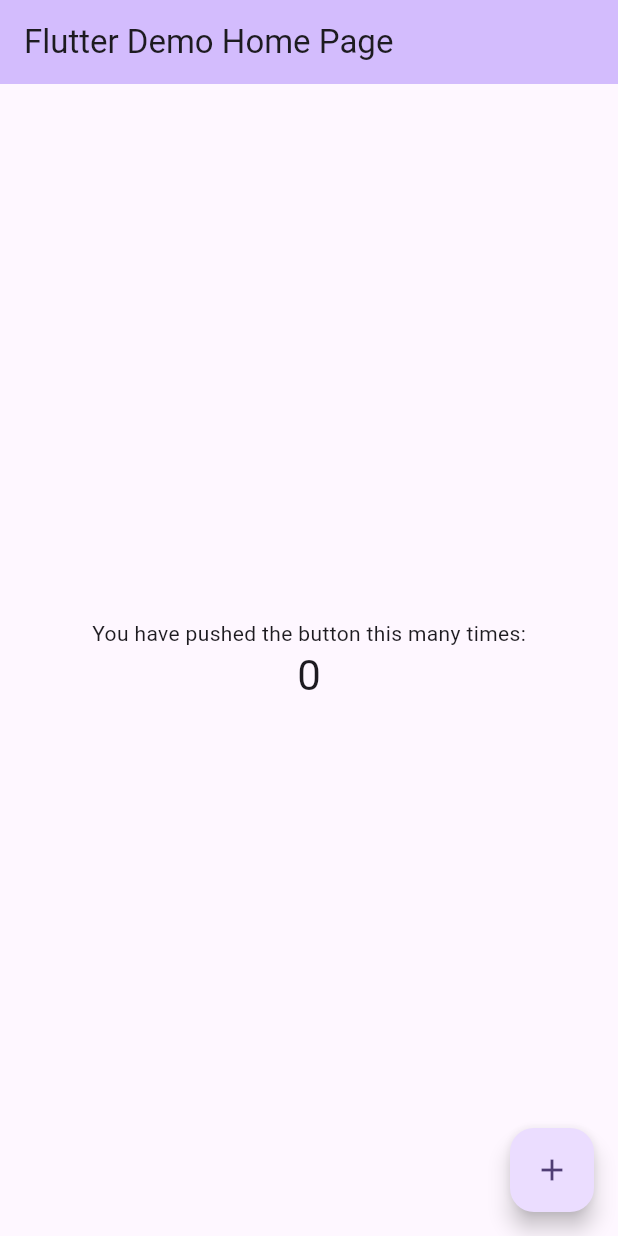
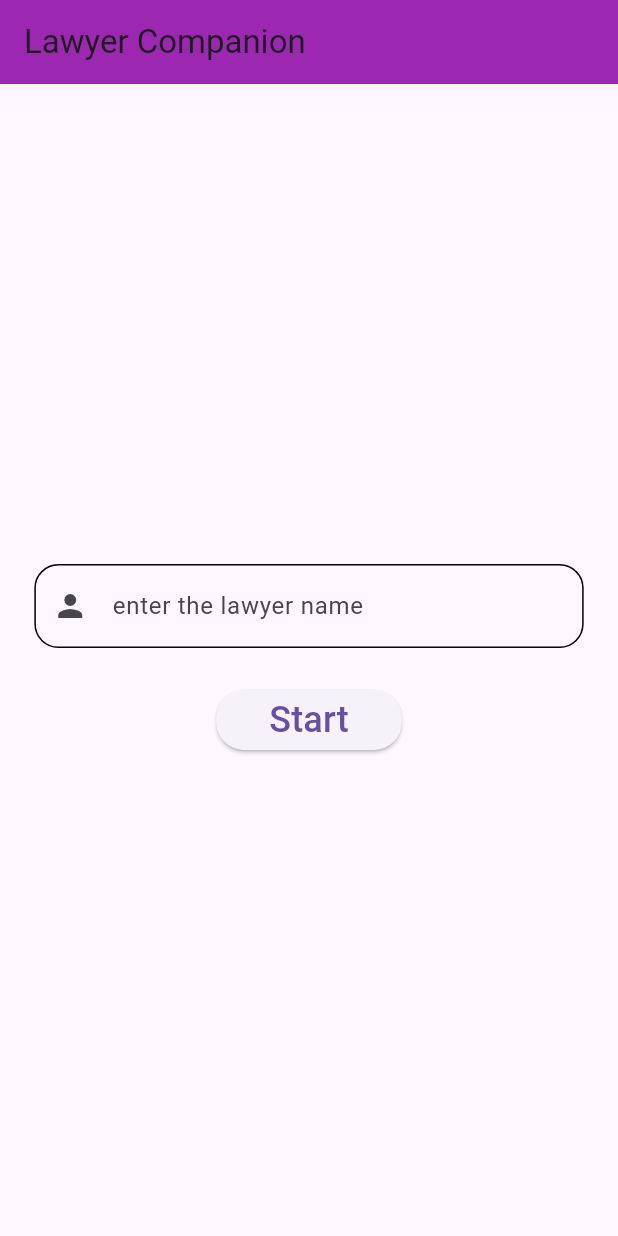
Before and after one commit to Salmakhaled123/help-for-lawyer, a Flutter app: the screen it shows after launch, on a phone screen of 412 x 824 dp. Run offline on Flutter 3.47's test engine with Material 3 defaults, Android fonts, the phone set to English and light mode, and no system bars; our stand-ins replace bloc, flutter_bloc, flutter_screenutil, go_router.

Commit message:
add drawer to home view and take name of lawyer

```diff
--- /dev/null
+++ b/lib/core/app_router.dart
@@ -0,0 +1,24 @@
+import 'package:go_router/go_router.dart';
+import 'package:help_lawyer/features/home/presentation/view/home_view.dart';
+
+import '../features/take_name_of_lawyer/presentation/views/name_of_lawyer_view.dart';
+
+class AppRouter {
+  static String homeView = '/homeView';
+  static final GoRouter router = GoRouter(
+    routes: [
+      GoRoute(
+        path: '/',
+        builder: (context, GoRouterState state) {
+          return const TakeNameOfLawyerView();
+        },
+      ),
+      GoRoute(
+        path: homeView,
+        builder: (context, GoRouterState state) {
+          return const HomeView();
+        },
+      ),
+    ],
+  );
+}
--- /dev/null
+++ b/lib/features/home/presentation/view/home_view.dart
@@ -0,0 +1,13 @@
+import 'package:flutter/material.dart';
+import 'package:help_lawyer/features/home/presentation/view/widgets/my_drawer.dart';
+
+class HomeView extends StatelessWidget {
+  const HomeView({Key? key}) : super(key: key);
+  @override
+  Widget build(BuildContext context) {
+    return Scaffold(
+      appBar: AppBar(),
+      drawer: const MyDrawer(),
+    );
+  }
+}
--- /dev/null
+++ b/lib/features/home/presentation/view/widgets/my_drawer.dart
@@ -0,0 +1,38 @@
+import 'package:flutter/material.dart';
+import 'package:flutter_bloc/flutter_bloc.dart';
+import 'package:flutter_screenutil/flutter_screenutil.dart';
+
+import '../../../../take_name_of_lawyer/presentation/view_model/lawyer_cubit.dart';
+
+class MyDrawer extends StatelessWidget {
+  const MyDrawer({Key? key}) : super(key: key);
+
+  @override
+  Widget build(BuildContext context) {
+    return BlocBuilder<LawyerCubit, LawyerState>(
+      builder: (context, state) {
+        var cubit = BlocProvider.of<LawyerCubit>(context);
+        return Drawer(
+          child: Column(
+            children: [
+              UserAccountsDrawerHeader(
+                  accountName: Text(
+                    cubit.nameController.text,
+                    style: TextStyle(fontSize: 21.sp),
+                  ),
+                  accountEmail: Text(
+                    'Lawyer',
+                    style: TextStyle(fontSize: 18.sp),
+                  )),
+              const ExpansionTile(
+                leading: Icon(Icons.language),
+                title: Text('Language'),
+                children: [],
+              )
+            ],
+          ),
+        );
+      },
+    );
+  }
+}
--- /dev/null
+++ b/lib/features/take_name_of_lawyer/presentation/view_model/lawyer_cubit.dart
@@ -0,0 +1,11 @@
+import 'package:bloc/bloc.dart';
+import 'package:flutter/cupertino.dart';
+import 'package:meta/meta.dart';
+
+part 'lawyer_state.dart';
+
+class LawyerCubit extends Cubit<LawyerState> {
+  LawyerCubit() : super(LawyerInitial());
+  TextEditingController nameController = TextEditingController();
+  var formKey = GlobalKey<FormState>();
+}
--- /dev/null
+++ b/lib/features/take_name_of_lawyer/presentation/view_model/lawyer_state.dart
@@ -0,0 +1,6 @@
+part of 'lawyer_cubit.dart';
+
+@immutable
+abstract class LawyerState {}
+
+class LawyerInitial extends LawyerState {}
--- /dev/null
+++ b/lib/features/take_name_of_lawyer/presentation/views/name_of_lawyer_view.dart
@@ -0,0 +1,60 @@
+import 'package:flutter/material.dart';
+import 'package:flutter_bloc/flutter_bloc.dart';
+import 'package:flutter_screenutil/flutter_screenutil.dart';
+import 'package:go_router/go_router.dart';
+import 'package:help_lawyer/core/app_router.dart';
+import 'package:help_lawyer/features/take_name_of_lawyer/presentation/view_model/lawyer_cubit.dart';
+import 'package:help_lawyer/features/take_name_of_lawyer/presentation/views/widgets/custom_button.dart';
+import 'package:help_lawyer/features/take_name_of_lawyer/presentation/views/widgets/custom_text_form_field.dart';
+
+class TakeNameOfLawyerView extends StatelessWidget {
+  const TakeNameOfLawyerView({Key? key}) : super(key: key);
+  @override
+  Widget build(BuildContext context) {
+    return Scaffold(
+      appBar: AppBar(
+          backgroundColor: Colors.purple,
+          title: const Text(
+            'Lawyer Companion',
+          )),
+      body: BlocBuilder<LawyerCubit, LawyerState>(
+        builder: (context, state) {
+          var cubit = BlocProvider.of<LawyerCubit>(context);
+          return Form(
+            key: cubit.formKey,
+            child: Padding(
+              padding: EdgeInsets.symmetric(horizontal: 20.w),
+              child: Column(
+                  mainAxisAlignment: MainAxisAlignment.center,
+                  children: [
+                    CustomTextFormField(
+                        controller: cubit.nameController,
+                        hintText: 'enter the lawyer name',
+                        prefix: Icons.person,
+                        obscureText: false,
+                        validate: (value) {
+                          if (value!.isEmpty) {
+                            return 'please enter your name';
+                          }
+                          return null;
+                        },
+                        type: TextInputType.name),
+                    SizedBox(
+                      height: 20.h,
+                    ),
+                    CustomButton(
+                        text: 'Start',
+                        onPressed: () {
+                          if (cubit.formKey.currentState!.validate()) {
+                            GoRouter.of(context)
+                                .pushReplacement(AppRouter.homeView);
+                          }
+                        })
+                  ]),
+            ),
+          );
+        },
+      ),
+    );
+  }
+}
--- /dev/null
+++ b/lib/features/take_name_of_lawyer/presentation/views/widgets/custom_button.dart
@@ -0,0 +1,28 @@
+import 'package:flutter/material.dart';
+import 'package:flutter_screenutil/flutter_screenutil.dart';
+
+class CustomButton extends StatelessWidget {
+  const CustomButton({
+    Key? key,
+    required this.text,
+    required this.onPressed,
+  }) : super(key: key);
+  final String text;
+  final VoidCallback onPressed;
+
+  @override
+  Widget build(BuildContext context) {
+    return SizedBox(
+      width: MediaQuery.of(context).size.width * 0.3,
+      child: ElevatedButton(
+          onPressed: onPressed,
+          style: ElevatedButton.styleFrom(
+              shape: RoundedRectangleBorder(
+                  borderRadius: BorderRadius.circular(16.r))),
+          child: Text(
+            text,
+            style: TextStyle(fontSize: 21.sp),
+          )),
+    );
+  }
+}
--- /dev/null
+++ b/lib/features/take_name_of_lawyer/presentation/views/widgets/custom_text_form_field.dart
@@ -0,0 +1,52 @@
+import 'package:flutter/material.dart';
+
+class CustomTextFormField extends StatelessWidget {
+  const CustomTextFormField({
+    Key? key,
+    this.suffixIcon,
+    this.suffix,
+    this.readonly = false,
+    required this.controller,
+    required this.hintText,
+    required this.prefix,
+    required this.obscureText,
+    required this.type,
+    this.onFieldSubmitted,
+    this.onChanged,
+    this.validate,
+  }) : super(key: key);
+  final TextEditingController controller;
+  final String hintText;
+  final IconData prefix;
+  final bool obscureText;
+  final TextInputType type;
+  final Widget? suffix;
+  final Widget? suffixIcon;
+  final Function(String)? onChanged;
+  final bool readonly;
+  final void Function(String)? onFieldSubmitted;
+
+  final String? Function(String?)? validate;
+  @override
+  Widget build(BuildContext context) {
+    return TextFormField(
+        readOnly: readonly,
+        onFieldSubmitted: onFieldSubmitted,
+        controller: controller,
+        obscureText: obscureText,
+        keyboardType: type,
+        validator: validate,
+        decoration: InputDecoration(
+            hintText: hintText,
+            suffix: suffix,
+            suffixIcon: suffixIcon,
+            prefixIcon: Icon(prefix),
+            focusedBorder: buildOutlineInputBorder(),
+            enabledBorder: buildOutlineInputBorder(),
+            border: buildOutlineInputBorder()));
+  }
+
+  OutlineInputBorder buildOutlineInputBorder() {
+    return OutlineInputBorder(borderRadius: BorderRadius.circular(16));
+  }
+}
--- a/lib/main.dart
+++ b/lib/main.dart
@@ -1,4 +1,8 @@
 import 'package:flutter/material.dart';
+import 'package:flutter_bloc/flutter_bloc.dart';
+import 'package:flutter_screenutil/flutter_screenutil.dart';
+import 'package:help_lawyer/core/app_router.dart';
+import 'package:help_lawyer/features/take_name_of_lawyer/presentation/view_model/lawyer_cubit.dart';
 
 void main() {
   runApp(const MyApp());
@@ -7,119 +11,23 @@ void main() {
 class MyApp extends StatelessWidget {
   const MyApp({super.key});
 
-  // This widget is the root of your application.
   @override
   Widget build(BuildContext context) {
-    return MaterialApp(
-      title: 'Flutter Demo',
-      theme: ThemeData(
-        // This is the theme of your application.
-        //
-        // TRY THIS: Try running your application with "flutter run". You'll see
-        // the application has a blue toolbar. Then, without quitting the app,
-        // try changing the seedColor in the colorScheme below to Colors.green
-        // and then invoke "hot reload" (save your changes or press the "hot
-        // reload" button in a Flutter-supported IDE, or press "r" if you used
-        // the command line to start the app).
-        //
-        // Notice that the counter didn't reset back to zero; the application
-        // state is not lost during the reload. To reset the state, use hot
-        // restart instead.
-        //
-        // This works for code too, not just values: Most code changes can be
-        // tested with just a hot reload.
-        colorScheme: ColorScheme.fromSeed(seedColor: Colors.deepPurple),
-        useMaterial3: true,
+    return BlocProvider(
+      create: (context) => LawyerCubit(),
+      child: ScreenUtilInit(
+        designSize: const Size(360, 690),
+        minTextAdapt: true,
+        splitScreenMode: true,
+        builder: (_, child) {
+          return MaterialApp.router(
+            theme: ThemeData(primarySwatch: Colors.purple),
+            routerConfig: AppRouter.router,
+            debugShowCheckedModeBanner: false,
+            title: 'Lawyer Companion',
+          );
+        },
       ),
-      home: const MyHomePage(title: 'Flutter Demo Home Page'),
     );
   }
 }
-
-class MyHomePage extends StatefulWidget {
-  const MyHomePage({super.key, required this.title});
-
-  // This widget is the home page of your application. It is stateful, meaning
-  // that it has a State object (defined below) that contains fields that affect
-  // how it looks.
-
-  // This class is the configuration for the state. It holds the values (in this
-  // case the title) provided by the parent (in this case the App widget) and
-  // used by the build method of the State. Fields in a Widget subclass are
-  // always marked "final".
-
-  final String title;
-
-  @override
-  State<MyHomePage> createState() => _MyHomePageState();
-}
-
-class _MyHomePageState extends State<MyHomePage> {
-  int _counter = 0;
-
-  void _incrementCounter() {
-    setState(() {
-      // This call to setState tells the Flutter framework that something has
-      // changed in this State, which causes it to rerun the build method below
-      // so that the display can reflect the updated values. If we changed
-      // _counter without calling setState(), then the build method would not be
-      // called again, and so nothing would appear to happen.
-      _counter++;
-    });
-  }
-
-  @override
-  Widget build(BuildContext context) {
-    // This method is rerun every time setState is called, for instance as done
-    // by the _incrementCounter method above.
-    //
-    // The Flutter framework has been optimized to make rerunning build methods
-    // fast, so that you can just rebuild anything that needs updating rather
-    // than having to individually change instances of widgets.
-    return Scaffold(
-      appBar: AppBar(
-        // TRY THIS: Try changing the color here to a specific color (to
-        // Colors.amber, perhaps?) and trigger a hot reload to see the AppBar
-        // change color while the other colors stay the same.
-        backgroundColor: Theme.of(context).colorScheme.inversePrimary,
-        // Here we take the value from the MyHomePage object that was created by
-        // the App.build method, and use it to set our appbar title.
-        title: Text(widget.title),
-      ),
-      body: Center(
-        // Center is a layout widget. It takes a single child and positions it
-        // in the middle of the parent.
-        child: Column(
-          // Column is also a layout widget. It takes a list of children and
-          // arranges them vertically. By default, it sizes itself to fit its
-          // children horizontally, and tries to be as tall as its parent.
-          //
-          // Column has various properties to control how it sizes itself and
-          // how it positions its children. Here we use mainAxisAlignment to
-          // center the children vertically; the main axis here is the vertical
-          // axis because Columns are vertical (the cross axis would be
-          // horizontal).
-          //
-          // TRY THIS: Invoke "debug painting" (choose the "Toggle Debug Paint"
-          // action in the IDE, or press "p" in the console), to see the
-          // wireframe for each widget.
-          mainAxisAlignment: MainAxisAlignment.center,
-          children: <Widget>[
-            const Text(
-              'You have pushed the button this many times:',
-            ),
-            Text(
-              '$_counter',
-              style: Theme.of(context).textTheme.headlineMedium,
-            ),
-          ],
-        ),
-      ),
-      floatingActionButton: FloatingActionButton(
-        onPressed: _incrementCounter,
-        tooltip: 'Increment',
-        child: const Icon(Icons.add),
-      ), // This trailing comma makes auto-formatting nicer for build methods.
-    );
-  }
-}
```
Also changed, not shown: pubspec.yaml (+7 -0 lines), pubspec.lock, 1 other file.
